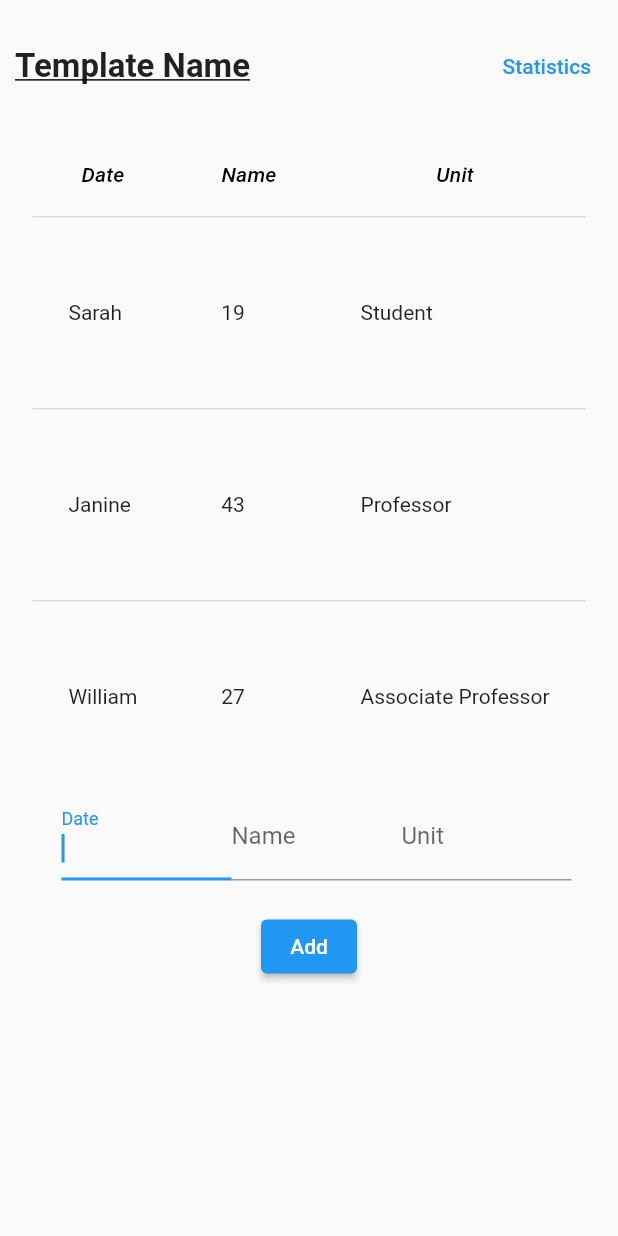
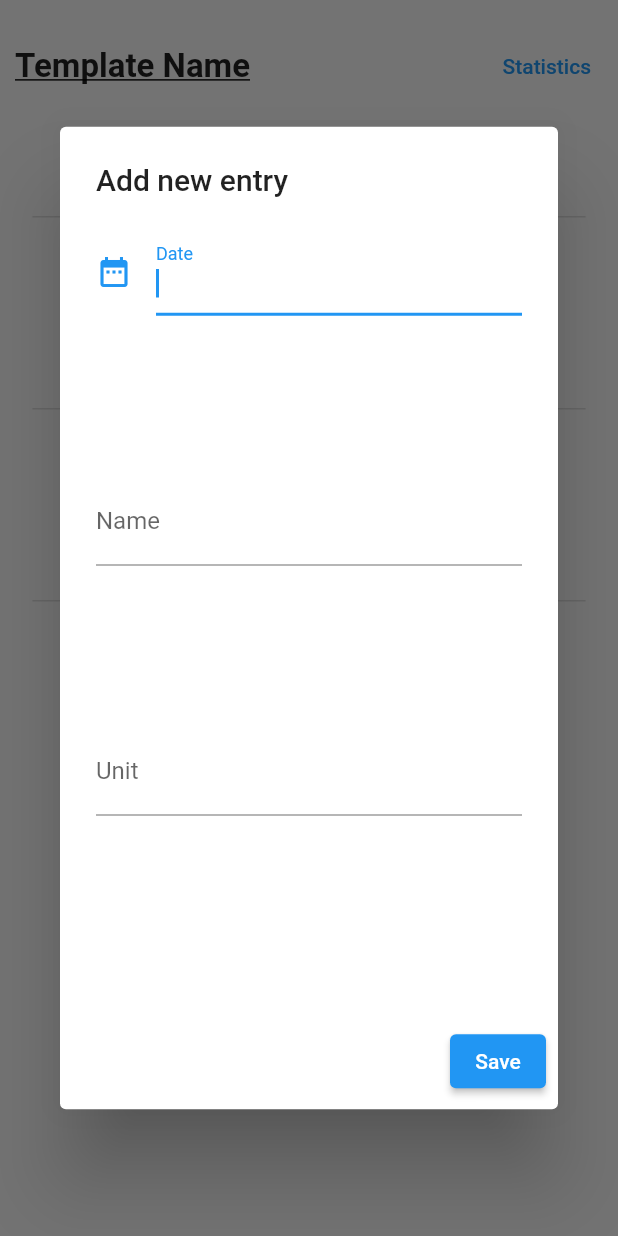
Before and after one commit to jerryy33/TaskHelper, a Flutter app: the CurrentTemplate widget shown alone on an empty page, opened directly, after a tap on "Add", on a phone screen of 412 x 824 dp. Run offline on Flutter 3.47's test engine with Material 2 defaults, Android fonts, the phone set to English and light mode, and no system bars; our stand-ins replace syncfusion_flutter_charts.

Commit message:
added overview for templates and improved UI

```diff
--- a/lib/home/add_entry_form.dart
+++ b/lib/home/add_entry_form.dart
@@ -11,19 +11,17 @@ class _AddEntryFormState extends State<AddEntryForm> {
   final _formKey = GlobalKey<FormState>();
   @override
   Widget build(BuildContext context) {
-    return Form(
+    return SizedBox(
+      height: 500,
+      width: 300,
+      child: Form(
         key: _formKey,
-      child: SizedBox(
-        height: 140,
-        width: 350,
         child: Column(children: [
-          Padding(
-            padding: const EdgeInsets.only(left: 10),
-            child: Row(
-              children: <Widget>[
           Expanded(
             child: TextFormField(
-                    decoration: const InputDecoration(labelText: 'Date'),
+              keyboardType: TextInputType.datetime,
+              decoration: const InputDecoration(
+                  labelText: 'Date', icon: Icon(Icons.date_range)),
               autofocus: true,
               validator: (value) {
                 if (value == null || value.isEmpty) {
@@ -35,27 +33,16 @@ class _AddEntryFormState extends State<AddEntryForm> {
           ),
           Expanded(
             child: TextFormField(
+              keyboardType: TextInputType.name,
               decoration: const InputDecoration(labelText: 'Name'),
             ),
           ),
           Expanded(
             child: TextFormField(
+              keyboardType: TextInputType.number,
               decoration: const InputDecoration(labelText: 'Unit'),
             ),
           ),
-              ],
-            ),
-          ),
-          Row(
-            mainAxisAlignment: MainAxisAlignment.center,
-            children: [
-              Padding(
-                padding: const EdgeInsets.only(top: 20),
-                child: ElevatedButton(
-                    onPressed: (() => print('add')), child: const Text('Add')),
-              )
-            ],
-          )
         ]),
       ),
     );
--- a/lib/home/home.dart
+++ b/lib/home/home.dart
@@ -1,8 +1,6 @@
 import 'package:flutter/material.dart';
-import 'package:task_helper/home/add_entry_form.dart';
 import 'package:task_helper/settings/settings.dart';
-import 'package:task_helper/statistics/statistics.dart';
-
+import 'package:task_helper/templates/template_overview.dart';
 import '../template_creation/create_template.dart';
 
 class Home extends StatefulWidget {
@@ -24,7 +22,7 @@ class Home extends StatefulWidget {
   ];
   static const navbarItemLinkList = <Widget>[
     TemplateCreationScreen(),
-    CurrentTemplate(),
+    TemplateOverview(),
     SettingsScreen()
   ];
 
@@ -86,100 +84,6 @@ class _HomeState extends State<Home> {
   }
 }
 
-class CurrentTemplate extends StatelessWidget {
-  const CurrentTemplate({super.key});
-
-  @override
-  Widget build(BuildContext context) {
-    return Container(
-      alignment: Alignment.topCenter,
-      margin: const EdgeInsets.only(top: 20),
-      padding: const EdgeInsets.symmetric(horizontal: 10),
-      child: Column(children: [
-        Padding(
-          padding: const EdgeInsets.only(bottom: 20),
-          child: Row(
-            mainAxisAlignment: MainAxisAlignment.spaceBetween,
-            children: [
-              const Text('Template Name',
-                  style: TextStyle(
-                      fontSize: 22,
-                      fontWeight: FontWeight.bold,
-                      decoration: TextDecoration.underline)),
-              TextButton(
-                  onPressed: () {
-                    Navigator.of(context).push(
-                      MaterialPageRoute(
-                        builder: (context) => const Statistics(),
-                      ),
-                    );
-                  },
-                  child: const Text('Statistics')),
-            ],
-          ),
-        ),
-        DataTable(
-          dataRowHeight: (MediaQuery.of(context).size.height - 56) / 6,
-          headingRowHeight: 56,
-          columns: const <DataColumn>[
-            DataColumn(
-              label: Expanded(
-                child: Text(
-                  'Date',
-                  textAlign: TextAlign.center,
-                  style: TextStyle(fontStyle: FontStyle.italic),
-                ),
-              ),
-            ),
-            DataColumn(
-              label: Expanded(
-                child: Text(
-                  'Name',
-                  textAlign: TextAlign.center,
-                  style: TextStyle(fontStyle: FontStyle.italic),
-                ),
-              ),
-            ),
-            DataColumn(
-              label: Expanded(
-                child: Text(
-                  'Unit',
-                  textAlign: TextAlign.center,
-                  style: TextStyle(fontStyle: FontStyle.italic),
-                ),
-              ),
-            ),
-          ],
-          rows: const <DataRow>[
-            DataRow(
-              cells: <DataCell>[
-                DataCell(Text('Sarah')),
-                DataCell(Text('19')),
-                DataCell(Text('Student')),
-              ],
-            ),
-            DataRow(
-              cells: <DataCell>[
-                DataCell(Text('Janine')),
-                DataCell(Text('43')),
-                DataCell(Text('Professor')),
-              ],
-            ),
-            DataRow(
-              cells: <DataCell>[
-                DataCell(Text('William')),
-                DataCell(Text('27')),
-                DataCell(Text('Associate Professor')),
-              ],
-            ),
-          ],
-        ),
-        const AddEntryForm()
-      ]),
-    );
-  }
-}
-
 class NavBarItemCard {
   final IconData icon;
   final String label;
--- /dev/null
+++ b/lib/templates/current_template.dart
@@ -0,0 +1,119 @@
+import 'package:flutter/material.dart';
+
+import '../home/add_entry_form.dart';
+import '../statistics/statistics.dart';
+
+class CurrentTemplate extends StatelessWidget {
+  const CurrentTemplate({super.key});
+
+  @override
+  Widget build(BuildContext context) {
+    return Container(
+      alignment: Alignment.topCenter,
+      margin: const EdgeInsets.only(top: 20),
+      padding: const EdgeInsets.symmetric(horizontal: 10),
+      child: Column(children: [
+        Padding(
+          padding: const EdgeInsets.only(bottom: 20),
+          child: Row(
+            mainAxisAlignment: MainAxisAlignment.spaceBetween,
+            children: [
+              const Text('Template Name',
+                  style: TextStyle(
+                      fontSize: 22,
+                      fontWeight: FontWeight.bold,
+                      decoration: TextDecoration.underline)),
+              TextButton(
+                  onPressed: () {
+                    Navigator.of(context).push(
+                      MaterialPageRoute(
+                        builder: (context) => const Statistics(),
+                      ),
+                    );
+                  },
+                  child: const Text('Statistics')),
+            ],
+          ),
+        ),
+        DataTable(
+          dataRowHeight: (MediaQuery.of(context).size.height - 56) / 6,
+          headingRowHeight: 56,
+          columns: const <DataColumn>[
+            DataColumn(
+              label: Expanded(
+                child: Text(
+                  'Date',
+                  textAlign: TextAlign.center,
+                  style: TextStyle(fontStyle: FontStyle.italic),
+                ),
+              ),
+            ),
+            DataColumn(
+              label: Expanded(
+                child: Text(
+                  'Name',
+                  textAlign: TextAlign.center,
+                  style: TextStyle(fontStyle: FontStyle.italic),
+                ),
+              ),
+            ),
+            DataColumn(
+              label: Expanded(
+                child: Text(
+                  'Unit',
+                  textAlign: TextAlign.center,
+                  style: TextStyle(fontStyle: FontStyle.italic),
+                ),
+              ),
+            ),
+          ],
+          rows: const <DataRow>[
+            DataRow(
+              cells: <DataCell>[
+                DataCell(Text('Sarah')),
+                DataCell(Text('19')),
+                DataCell(Text('Student')),
+              ],
+            ),
+            DataRow(
+              cells: <DataCell>[
+                DataCell(Text('Janine')),
+                DataCell(Text('43')),
+                DataCell(Text('Professor')),
+              ],
+            ),
+            DataRow(
+              cells: <DataCell>[
+                DataCell(Text('William')),
+                DataCell(Text('27')),
+                DataCell(Text('Associate Professor')),
+              ],
+            ),
+          ],
+        ),
+        Padding(
+          padding: const EdgeInsets.only(top: 20),
+          child: ElevatedButton(
+              child: const Text('Add'),
+              onPressed: () {
+                showDialog(
+                    context: context,
+                    builder: ((context) {
+                      return AlertDialog(
+                        title: const Text('Add new entry'),
+                        clipBehavior: Clip.none,
+                        scrollable: true,
+                        content: const AddEntryForm(),
+                        actions: [
+                          ElevatedButton(
+                              onPressed: (() => print('add')),
+                              child: const Text('Save'))
+                        ],
+                      );
+                    }));
+              }),
+        )
+      ]),
+    );
+  }
+}
--- /dev/null
+++ b/lib/templates/template_overview.dart
@@ -0,0 +1,38 @@
+import 'package:flutter/material.dart';
+import 'package:task_helper/templates/current_template.dart';
+
+class TemplateOverview extends StatelessWidget {
+  const TemplateOverview({super.key});
+
+  @override
+  Widget build(BuildContext context) {
+    return Column(
+      children: [
+        const Padding(
+          padding: EdgeInsets.only(top: 20, bottom: 20),
+          child: Text(
+            'My templates',
+            style: TextStyle(fontSize: 28, fontWeight: FontWeight.bold),
+          ),
+        ),
+        Expanded(
+          child: ListView(
+            children: <Widget>[
+              ListTile(
+                trailing: const Icon(Icons.delete),
+                title: const Text('My Template 1'),
+                onTap: () {
+                  Navigator.of(context).push(
+                    MaterialPageRoute(
+                      builder: (context) => const CurrentTemplate(),
+                    ),
+                  );
+                },
+              )
+            ],
+          ),
+        ),
+      ],
+    );
+  }
+}
```
Also changed, not shown: lib/templates/templates.dart (renamed from lib/templates.dart). Lines whose indentation alone changed are shown as unchanged.
